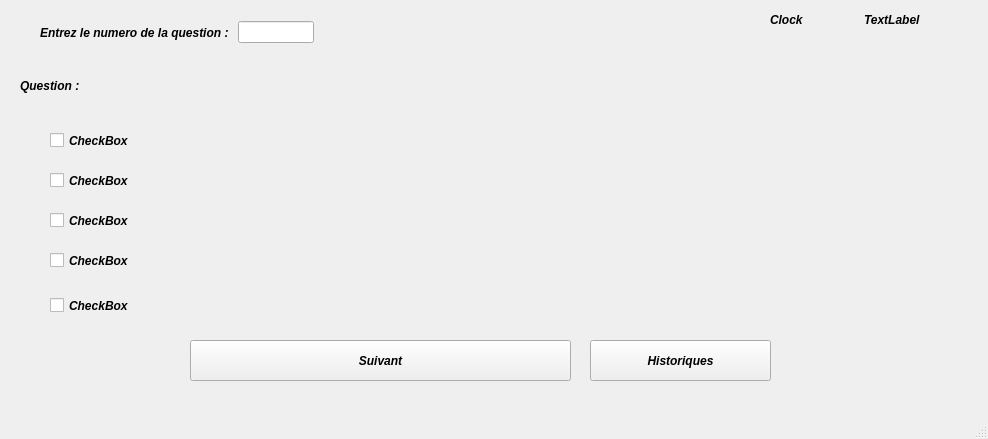
Old version of the form Projet_qcm (1)/mainwindow.ui in the repository Martialmonjoh/QcmQt.
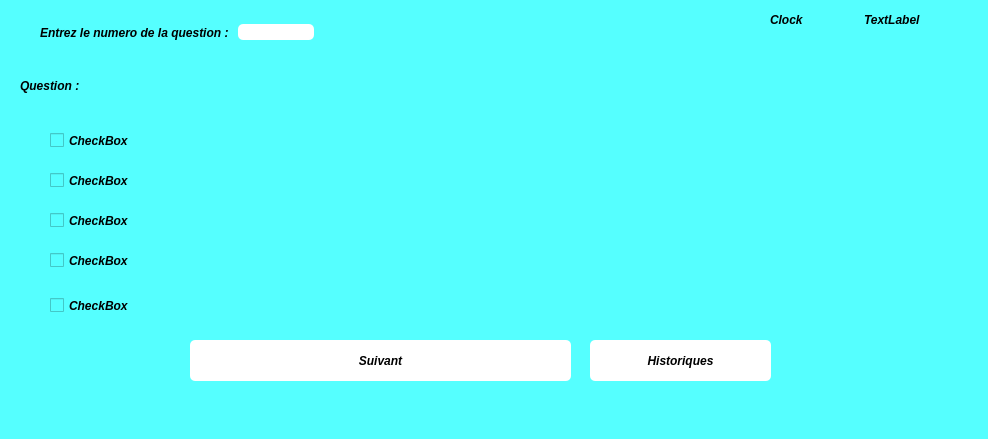
New version of the form.

Diff of the .ui file:
```diff
--- a/Projet_qcm (1)/mainwindow.ui
+++ b/Projet_qcm (1)/mainwindow.ui
@@ -13,6 +13,9 @@
   <property name="windowTitle">
    <string>QCM</string>
   </property>
+  <property name="styleSheet">
+   <string notr="true">background:rgb(85, 255, 255)</string>
+  </property>
   <widget class="QWidget" name="centralWidget">
    <widget class="QPushButton" name="valider">
     <property name="geometry">
@@ -30,6 +33,9 @@
       <bold>true</bold>
      </font>
     </property>
+    <property name="styleSheet">
+     <string notr="true">background: white; border:1 px solid;border-radius:5px</string>
+    </property>
     <property name="text">
      <string>Suivant</string>
     </property>
@@ -222,6 +228,9 @@
          <bold>true</bold>
         </font>
        </property>
+       <property name="styleSheet">
+        <string notr="true">background: white; border:1 px solid;border-radius:5px</string>
+       </property>
       </widget>
      </item>
     </layout>
@@ -262,6 +271,9 @@
       <bold>true</bold>
      </font>
     </property>
+    <property name="styleSheet">
+     <string notr="true">background: white; border:1 px solid;border-radius:5px</string>
+    </property>
     <property name="text">
      <string>Historiques</string>
     </property>
```
